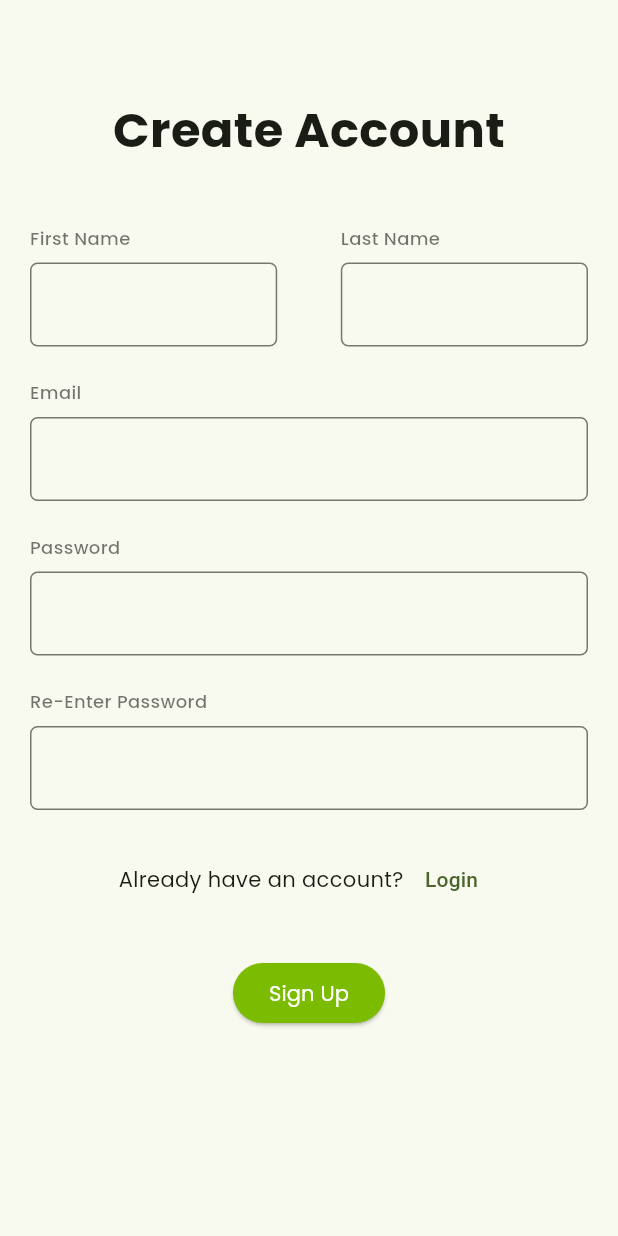
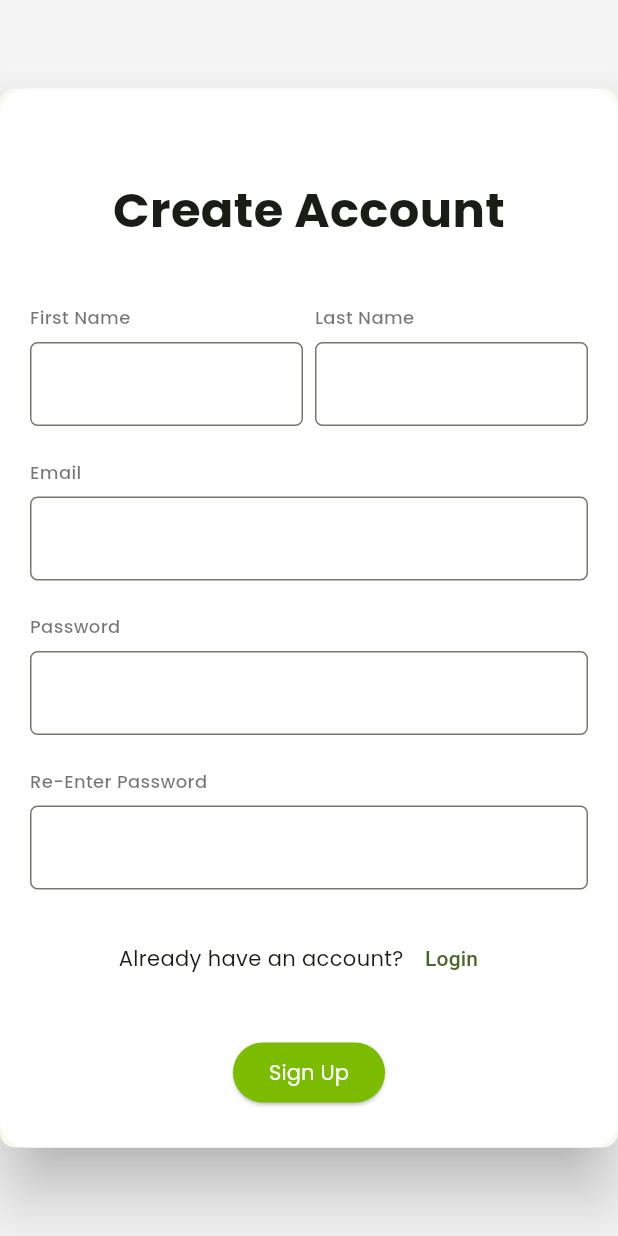
Before and after one commit to ziadhassan7/amam_job_seeker, a Flutter app: the screen it shows after launch, after a tap on "Sign Up", on a phone screen of 412 x 824 dp. Run offline on Flutter 3.47's test engine with Material 2 defaults, Android fonts, the phone set to English and light mode, and no system bars; our stand-ins replace cloud_firestore, dio, file_picker, firebase_auth, firebase_core, firebase_database and 4 more; accounts and stored records are empty; generated files the repository leaves out were written again.

Commit message:
adaptive UI

```diff
--- a/lib/core/styles/adaptive_container.dart
+++ b/lib/core/styles/adaptive_container.dart
@@ -5,9 +5,11 @@ import 'app_screen.dart';
 import 'box_decoration.dart';
 
 class AdaptiveContainer extends StatelessWidget {
-  const AdaptiveContainer({super.key, required this.child});
+  const AdaptiveContainer(
+      {super.key, required this.maxWidth, required this.child});
 
   final Widget child;
+  final double maxWidth;
 
   @override
   Widget build(BuildContext context) {
@@ -22,10 +24,10 @@ class AdaptiveContainer extends StatelessWidget {
           child: Container(
             padding: const CustomPadding(vertical: 18, horizontal: 20),
             decoration: CustomDecoration(radius: 18, backgroundColor: Colors.white,),
-            width: 390,
+            width: null,
             height: getHeight(context),
 
-            child: child,
+            child: SizedBox(width: maxWidth, child: child),
           ),
         ),
       ),
--- a/lib/futures/auth/presentation/pages/login_page.dart
+++ b/lib/futures/auth/presentation/pages/login_page.dart
@@ -11,14 +11,15 @@ import 'package:flutter/material.dart';
 class LoginPage extends StatelessWidget {
   const LoginPage({super.key});
 
+  static const double _maxWidth = 400;
 
   @override
   Widget build(BuildContext context) {
 
     return const Scaffold(
       body: SafeArea(
-
         child: AdaptiveContainer(
+          maxWidth: _maxWidth,
 
           child: SingleChildScrollView(
 
--- a/lib/futures/auth/presentation/pages/register_page.dart
+++ b/lib/futures/auth/presentation/pages/register_page.dart
@@ -1,4 +1,4 @@
-import 'package:amam_job_seeker_assessment/core/styles/padding.dart';
+import 'package:amam_job_seeker_assessment/core/styles/adaptive_container.dart';
 import 'package:amam_job_seeker_assessment/futures/auth/presentation/widget/input_fields/email_field.dart';
 import 'package:amam_job_seeker_assessment/futures/auth/presentation/widget/error_text.dart';
 import 'package:amam_job_seeker_assessment/futures/auth/presentation/widget/change_auth_page_button/go_to_login_text.dart';
@@ -13,14 +13,15 @@ import '../widget/leading_text.dart';
 class RegisterPage extends StatelessWidget {
   const RegisterPage({super.key});
 
+  static const double _maxWidth = 600;
+
   @override
   Widget build(BuildContext context) {
 
     return const Scaffold(
       body: SafeArea(
-
-        child: Padding(
-          padding: CustomPadding(vertical: 24, horizontal: 20),
+        child: AdaptiveContainer(
+          maxWidth: _maxWidth,
 
           child: SingleChildScrollView(
 
@@ -30,7 +31,7 @@ class RegisterPage extends StatelessWidget {
                 LeadingText(title: "Create Account"),
 
                 //Fields
-                UserNameField(),
+                UserNameField(fullWidth: _maxWidth),
                 EmailField(),
                 PasswordField(),
                 RePasswordField(),
--- a/lib/futures/auth/presentation/widget/input_fields/user_name_field.dart
+++ b/lib/futures/auth/presentation/widget/input_fields/user_name_field.dart
@@ -1,35 +1,38 @@
 import 'package:flutter/material.dart';
-import '../../../../../core/styles/app_screen.dart';
 import '../../../../app_common_widgets/input_field.dart';
 import '../../manager/controller/input_controller.dart';
 
 class UserNameField extends StatelessWidget {
-  const UserNameField({super.key});
+  const UserNameField({super.key, required this.fullWidth});
+
+  final double fullWidth;
 
   @override
   Widget build(BuildContext context) {
     return Row(
       children: [
-        InputField(
+        Expanded(
+          child: InputField(
             label: "First Name",
             isPassword: false,
-          width: AppScreen(context).width * 0.4,
             maxLines: 1,
             textController: InputController.firstName,
             formKey: InputController.firstNameFormKey,
             validator: InputController.validator,
           ),
+        ),
 
-        const Spacer(),
+        const SizedBox(width: 8,),
 
-        InputField(
+        Expanded(
+          child: InputField(
             label: "Last Name",
             isPassword: false,
-          width: AppScreen(context).width * 0.4,
             maxLines: 1,
             textController: InputController.lastName,
             formKey: InputController.lastNameFormKey,
             validator: InputController.validator,
+          ),
         ),
       ],
     );
```
Lines whose indentation alone changed are shown as unchanged.
